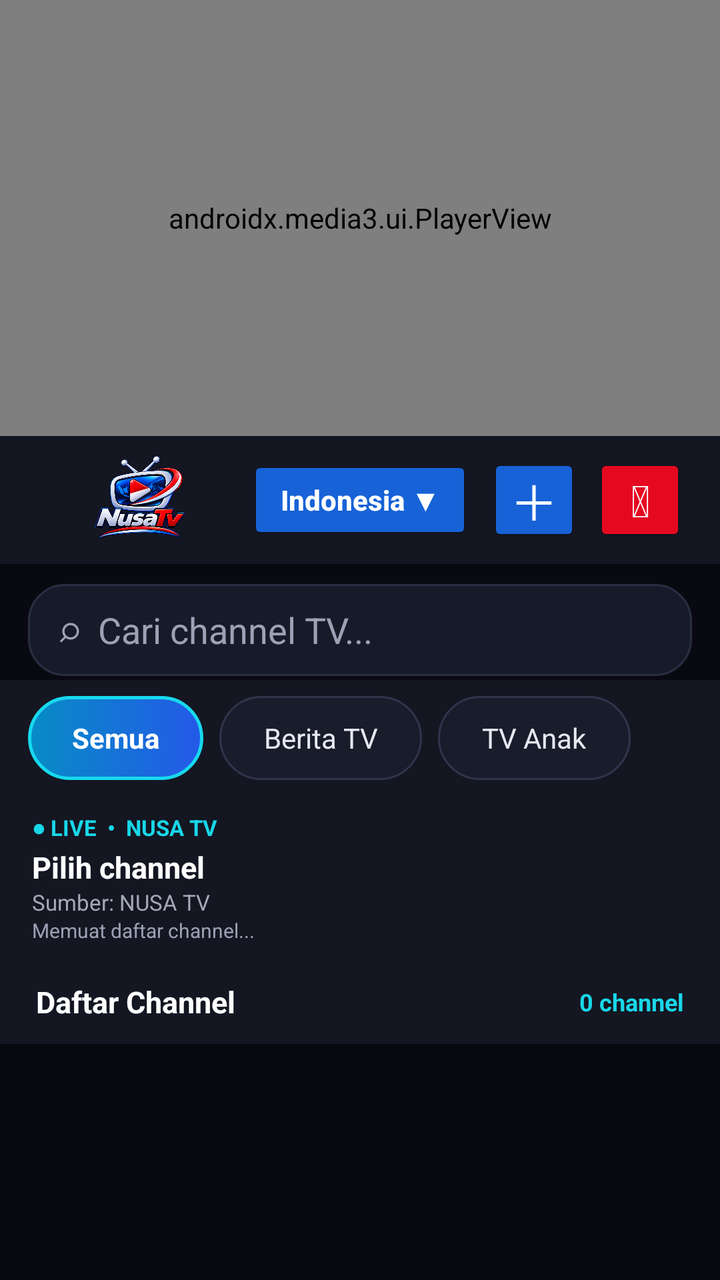
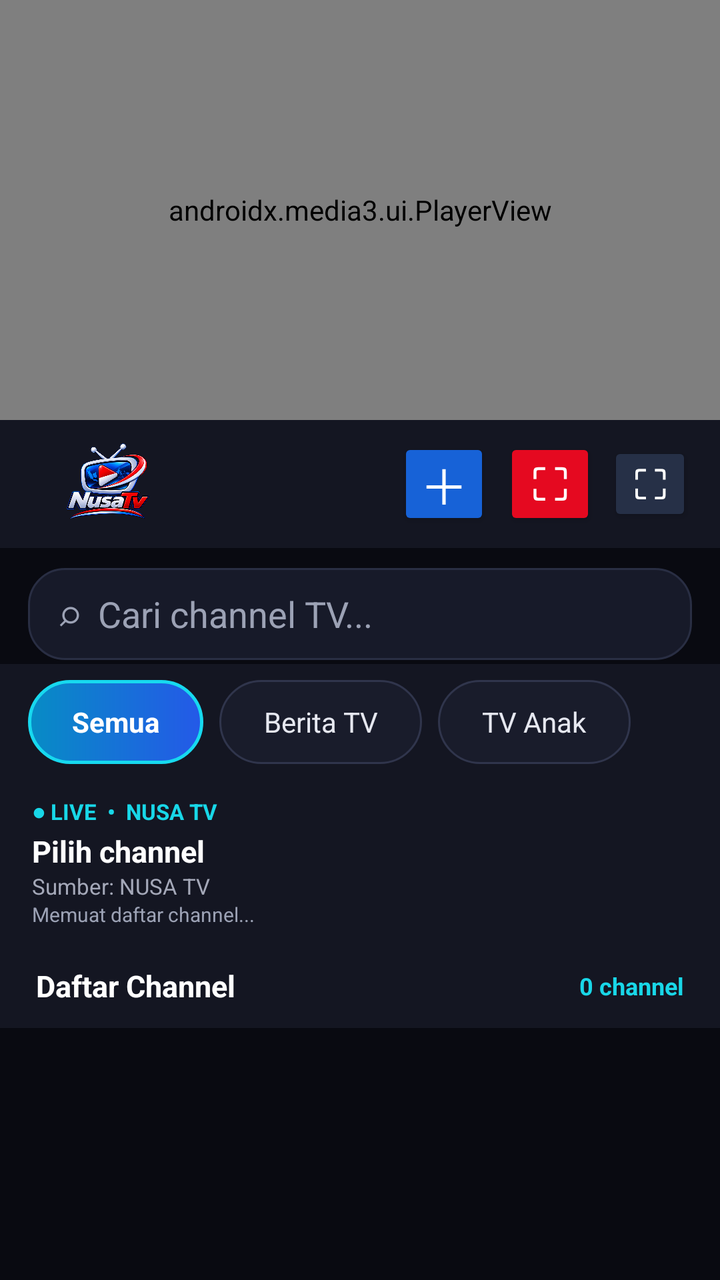

An Android layout rendered at two revisions. The XML below is the earlier revision; the diff shows what the commit changed to produce the second picture.
<!-- AndroidManifest.xml: application theme Theme.AppCompat.NoActionBar -->
<!-- res/layout/activity_main.xml -->
<?xml version="1.0" encoding="utf-8"?>
<LinearLayout xmlns:android="http://schemas.android.com/apk/res/android"
    xmlns:app="http://schemas.android.com/apk/res-auto"
    android:id="@+id/rootLayout"
    android:layout_width="match_parent"
    android:layout_height="match_parent"
    android:background="#090A11"
    android:orientation="vertical">

    
    <FrameLayout
        android:id="@+id/playerContainer"
        android:layout_width="match_parent"
        android:layout_height="218dp"
        android:background="#000000"
        android:clickable="true"
        android:focusable="true">
        <androidx.media3.ui.PlayerView
            android:id="@+id/playerView"
            android:layout_width="match_parent"
            android:layout_height="match_parent"
            app:resize_mode="fit"
            app:show_buffering="when_playing"
            app:use_controller="true"
            />
    </FrameLayout>

    
    <LinearLayout
        android:id="@+id/headerBar"
        android:layout_width="match_parent"
        android:layout_height="64dp"
        android:background="#141622"
        android:gravity="center_vertical"
        android:orientation="horizontal"
        android:paddingStart="16dp"
        android:paddingEnd="14dp">
        <ImageView
            android:layout_width="108dp"
            android:layout_height="48dp"
            android:contentDescription="NUSA TV"
            android:scaleType="fitCenter"
            android:src="@drawable/nusa_tv_logo" />
        <Space android:layout_width="0dp" android:layout_height="1dp" android:layout_weight="1" />
        <Button
            android:id="@+id/btnFilterIndo"
            android:layout_width="wrap_content"
            android:layout_height="44dp"
            android:backgroundTint="#1762D7"
            android:minWidth="112dp"
            android:paddingStart="14dp"
            android:paddingEnd="14dp"
            android:text="Indonesia ▼"
            android:textAllCaps="false"
            android:textColor="#FFFFFF"
            android:textSize="14sp"
            android:textStyle="bold" />
        <Button
            android:id="@+id/btnReload"
            android:layout_width="46dp"
            android:layout_height="46dp"
            android:layout_marginStart="8dp"
            android:backgroundTint="#1762D7"
            android:minWidth="0dp"
            android:padding="0dp"
            android:text="＋"
            android:textColor="#FFFFFF"
            android:textSize="24sp"
            android:contentDescription="Muat ulang playlist" />
        <Button
            android:id="@+id/btnStop"
            android:layout_width="46dp"
            android:layout_height="46dp"
            android:layout_marginStart="7dp"
            android:backgroundTint="#E50920"
            android:minWidth="0dp"
            android:padding="0dp"
            android:text="⏻"
            android:textColor="#FFFFFF"
            android:textSize="22sp"
            android:contentDescription="Hentikan pemutaran" />
        <Button
            android:id="@+id/btnFullscreen"
            android:layout_width="42dp"
            android:layout_height="42dp"
            android:layout_marginStart="6dp"
            android:backgroundTint="#263047"
            android:minWidth="0dp"
            android:padding="0dp"
            android:text="⛶"
            android:textColor="#FFFFFF"
            android:textSize="20sp" />
    </LinearLayout>

    
    <EditText
        android:id="@+id/etSearch"
        android:layout_width="match_parent"
        android:layout_height="46dp"
        android:layout_marginStart="14dp"
        android:layout_marginEnd="14dp"
        android:layout_marginTop="10dp"
        android:layout_marginBottom="2dp"
        android:paddingStart="15dp"
        android:paddingEnd="15dp"
        android:background="@drawable/bg_search_nusa"
        android:textColor="#FFFFFF"
        android:textColorHint="#9CA2B5"
        android:hint="⌕  Cari channel TV..."
        android:inputType="text"
        android:singleLine="true" />

    <HorizontalScrollView
        android:layout_width="match_parent"
        android:layout_height="wrap_content"
        android:background="#141622"
        android:fillViewport="false"
        android:paddingStart="14dp"
        android:paddingTop="8dp"
        android:paddingEnd="14dp"
        android:paddingBottom="9dp"
        android:scrollbars="none">
        <LinearLayout android:layout_width="wrap_content" android:layout_height="wrap_content" android:orientation="horizontal">
            <TextView android:id="@+id/btnTabAll" android:layout_width="wrap_content" android:layout_height="42dp" android:layout_marginEnd="8dp" android:background="@drawable/bg_tab_selected" android:clickable="true" android:focusable="true" android:gravity="center" android:paddingStart="22dp" android:paddingEnd="22dp" android:text="Semua" android:textColor="#FFFFFF" android:textSize="14sp" android:textStyle="bold" />
            <TextView android:id="@+id/btnTabNews" android:layout_width="wrap_content" android:layout_height="42dp" android:layout_marginEnd="8dp" android:background="@drawable/bg_tab_idle" android:clickable="true" android:focusable="true" android:gravity="center" android:paddingStart="22dp" android:paddingEnd="22dp" android:text="Berita TV" android:textColor="#E6E8F0" android:textSize="14sp" />
            <TextView android:id="@+id/btnTabKids" android:layout_width="wrap_content" android:layout_height="42dp" android:background="@drawable/bg_tab_idle" android:clickable="true" android:focusable="true" android:gravity="center" android:paddingStart="22dp" android:paddingEnd="22dp" android:text="TV Anak" android:textColor="#E6E8F0" android:textSize="14sp" />
        </LinearLayout>
    </HorizontalScrollView>

    <LinearLayout
        android:id="@+id/welcomePanel"
        android:layout_width="match_parent"
        android:layout_height="wrap_content"
        android:background="#141622"
        android:orientation="vertical"
        android:paddingStart="16dp"
        android:paddingEnd="16dp"
        android:paddingTop="7dp"
        android:paddingBottom="8dp">
        <TextView android:id="@+id/tvLiveLabel" android:layout_width="wrap_content" android:layout_height="wrap_content" android:text="● LIVE  •  NUSA TV" android:textColor="#18D7E8" android:textSize="11sp" android:textStyle="bold" />
        <TextView android:id="@+id/tvWelcomeTitle" android:layout_width="match_parent" android:layout_height="wrap_content" android:layout_marginTop="2dp" android:maxLines="1" android:text="Pilih channel" android:textColor="#FFFFFF" android:textSize="15sp" android:textStyle="bold" />
        <TextView android:id="@+id/tvWelcomeDesc" android:layout_width="match_parent" android:layout_height="wrap_content" android:maxLines="1" android:text="Sumber: NUSA TV" android:textColor="#A4A8B8" android:textSize="11sp" />
        <LinearLayout android:layout_width="match_parent" android:layout_height="wrap_content" android:orientation="horizontal" android:visibility="gone">
            <Button android:id="@+id/btnRetry" android:layout_width="0dp" android:layout_height="40dp" android:layout_weight="1" android:text="Coba lagi" />
        </LinearLayout>
        <TextView android:id="@+id/tvStatus" android:layout_width="match_parent" android:layout_height="wrap_content" android:maxLines="1" android:text="Memuat daftar channel..." android:textColor="#9CA2B5" android:textSize="10sp" />
    </LinearLayout>

    <LinearLayout
        android:id="@+id/statsBar"
        android:layout_width="match_parent"
        android:layout_height="42dp"
        android:background="#141622"
        android:gravity="center_vertical"
        android:orientation="horizontal"
        android:paddingStart="18dp"
        android:paddingEnd="18dp">
        <TextView android:id="@+id/tvSectionTitle" android:layout_width="0dp" android:layout_height="wrap_content" android:layout_weight="1" android:text="Daftar Channel" android:textColor="#FFFFFF" android:textSize="15sp" android:textStyle="bold" />
        <TextView android:id="@+id/tvStats" android:layout_width="wrap_content" android:layout_height="wrap_content" android:text="0 channel" android:textColor="#19D7E8" android:textSize="12sp" android:textStyle="bold" />
    </LinearLayout>

    <androidx.recyclerview.widget.RecyclerView
        android:id="@+id/rvChannels"
        android:layout_width="match_parent"
        android:layout_height="0dp"
        android:layout_weight="1"
        android:background="#090A11"
        android:clipToPadding="false"
        android:paddingStart="10dp"
        android:paddingEnd="10dp"
        android:paddingTop="6dp"
        android:paddingBottom="10dp" />
</LinearLayout>
<!-- resources referenced by this layout -->
<resources>
  <!-- drawable bg_search_nusa (drawable) -->
  <?xml version="1.0" encoding="utf-8"?>
  <shape xmlns:android="http://schemas.android.com/apk/res/android" android:shape="rectangle">
      <solid android:color="#171A29" />
      <stroke android:width="1dp" android:color="#292E43" />
      <corners android:radius="18dp" />
  </shape>
  <!-- drawable bg_tab_idle (drawable) -->
  <?xml version="1.0" encoding="utf-8"?>
  <shape xmlns:android="http://schemas.android.com/apk/res/android" android:shape="rectangle">
      <solid android:color="#191C2B" />
      <stroke android:width="1dp" android:color="#30354C" />
      <corners android:radius="28dp" />
  </shape>
  <!-- drawable bg_tab_selected (drawable) -->
  <?xml version="1.0" encoding="utf-8"?>
  <shape xmlns:android="http://schemas.android.com/apk/res/android" android:shape="rectangle">
      <gradient android:angle="0" android:startColor="#078CC5" android:endColor="#2459E8" />
      <stroke android:width="1.5dp" android:color="#17D9EF" />
      <corners android:radius="28dp" />
  </shape>
  <!-- drawable nusa_tv_logo: png bitmap (drawable, 253954 bytes) -->
</resources>

<!-- the commit's change to res/layout/activity_main.xml (unified diff, before → after) -->
@@ -11,7 +11,7 @@
     <FrameLayout
         android:id="@+id/playerContainer"
         android:layout_width="match_parent"
-        android:layout_height="218dp"
+        android:layout_height="210dp"
         android:background="#000000"
         android:clickable="true"
         android:focusable="true">
@@ -36,14 +36,27 @@
         android:paddingStart="16dp"
         android:paddingEnd="14dp">
         <ImageView
-            android:layout_width="108dp"
-            android:layout_height="48dp"
+            android:layout_width="76dp"
+            android:layout_height="44dp"
             android:contentDescription="NUSA TV"
             android:scaleType="fitCenter"
             android:src="@drawable/nusa_tv_logo" />
-        <Space android:layout_width="0dp" android:layout_height="1dp" android:layout_weight="1" />
+        <HorizontalScrollView
+            android:layout_width="0dp"
+            android:layout_height="wrap_content"
+            android:layout_weight="1"
+            android:scrollbars="none"
+            android:fillViewport="false">
+            <LinearLayout
+                android:id="@+id/serverTabs"
+                android:layout_width="wrap_content"
+                android:layout_height="wrap_content"
+                android:gravity="center_vertical"
+                android:orientation="horizontal" />
+        </HorizontalScrollView>
         <Button
             android:id="@+id/btnFilterIndo"
+            android:visibility="gone"
             android:layout_width="wrap_content"
             android:layout_height="44dp"
             android:backgroundTint="#1762D7"
@@ -75,10 +88,10 @@
             android:backgroundTint="#E50920"
             android:minWidth="0dp"
             android:padding="0dp"
-            android:text="⏻"
+            android:text="⛶"
             android:textColor="#FFFFFF"
             android:textSize="22sp"
-            android:contentDescription="Hentikan pemutaran" />
+            android:contentDescription="Perbesar layar" />
         <Button
             android:id="@+id/btnFullscreen"
             android:layout_width="42dp"
